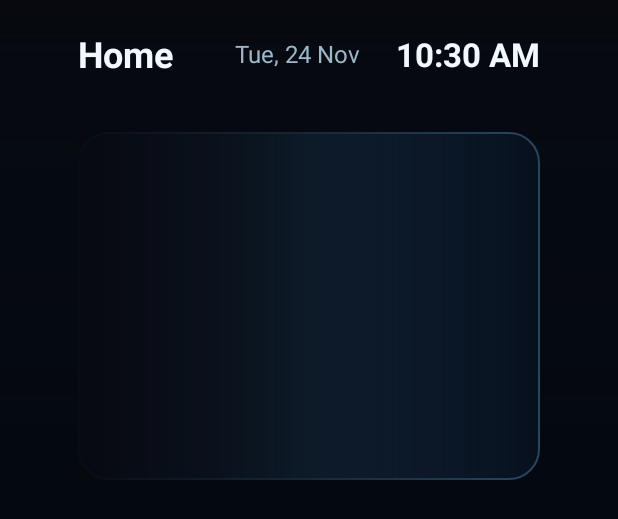
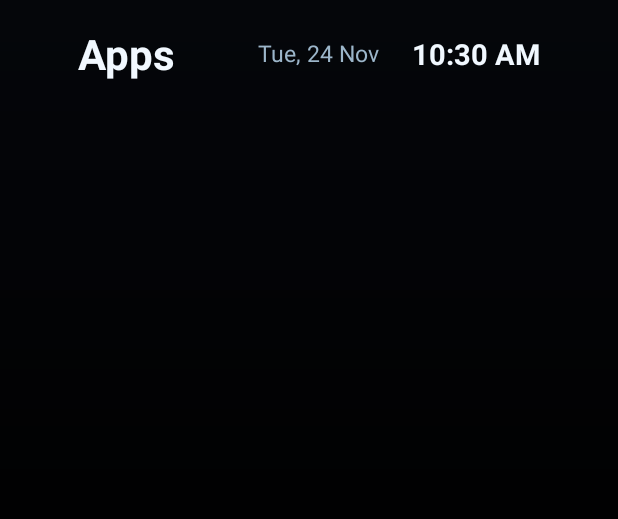
Before and after one commit to ItzmrRohxn/GoogleTV-Home, an Android app: the layout activity_main.xml on its own in the app's theme, with its tools: preview values and no code run, on a phone screen of 412 x 824 dp. Shown: the top 519 px of the screen. Run offline under Robolectric (Android 15) with nearby library versions, the phone set to English and light mode, and no system bars.

Commit message:
Redesign home screen with clean Apple TV-inspired dark layout

```diff
--- a/app/src/main/res/layout/activity_main.xml
+++ b/app/src/main/res/layout/activity_main.xml
@@ -1,149 +1,43 @@
 <?xml version="1.0" encoding="utf-8"?>
 <FrameLayout xmlns:android="http://schemas.android.com/apk/res/android"
-    android:layout_width="match_parent"
-    android:layout_height="match_parent"
+    android:layout_width="match_parent" android:layout_height="match_parent"
     android:background="@color/bg">
-
-    <ImageView
-        android:id="@+id/wallpaper"
-        android:layout_width="match_parent"
-        android:layout_height="match_parent"
-        android:importantForAccessibility="no"
-        android:scaleType="centerCrop" />
-
-    <View
-        android:layout_width="match_parent"
-        android:layout_height="match_parent"
+    <ImageView android:id="@+id/wallpaper" android:layout_width="match_parent"
+        android:layout_height="match_parent" android:background="#FF000000"
+        android:importantForAccessibility="no" android:scaleType="centerCrop" />
+    <View android:layout_width="match_parent" android:layout_height="match_parent"
         android:background="@drawable/scrim_wallpaper" />
-
-    <ScrollView
-        android:id="@+id/scroll"
-        android:layout_width="match_parent"
-        android:layout_height="match_parent"
-        android:clipChildren="false"
-        android:clipToPadding="false"
-        android:fadingEdge="none"
-        android:overScrollMode="never"
-        android:scrollbars="none">
-
-        <LinearLayout
-            android:id="@+id/content"
-            android:layout_width="match_parent"
-            android:layout_height="wrap_content"
-            android:clipChildren="false"
-            android:clipToPadding="false"
-            android:orientation="vertical"
-            android:paddingBottom="120dp"
-            android:paddingTop="88dp">
-
-            <!-- Featured banner. Everything below it (the rows) is added from Java. -->
-            <FrameLayout
-                android:id="@+id/banner"
-                android:layout_width="match_parent"
-                android:layout_height="232dp"
-                android:layout_marginLeft="@dimen/screen_margin"
-                android:layout_marginRight="@dimen/screen_margin"
-                android:background="@drawable/bg_banner"
-                android:clickable="true"
-                android:focusable="true"
-                android:foreground="@drawable/fg_banner_focus">
-
-                <ImageView
-                    android:id="@+id/banner_image"
-                    android:layout_width="match_parent"
-                    android:layout_height="match_parent"
-                    android:importantForAccessibility="no"
-                    android:scaleType="centerCrop" />
-
-                <View
-                    android:layout_width="match_parent"
-                    android:layout_height="match_parent"
-                    android:background="@drawable/scrim_banner" />
-
-                <LinearLayout
-                    android:layout_width="wrap_content"
-                    android:layout_height="match_parent"
-                    android:gravity="center_vertical"
-                    android:orientation="vertical"
-                    android:paddingLeft="36dp"
-                    android:paddingRight="36dp">
-
-                    <ImageView
-                        android:id="@+id/banner_icon"
-                        android:layout_width="64dp"
-                        android:layout_height="64dp"
-                        android:layout_marginBottom="12dp"
-                        android:importantForAccessibility="no"
-                        android:scaleType="fitCenter"
-                        android:visibility="gone" />
-
-                    <TextView
-                        android:id="@+id/banner_title"
-                        android:layout_width="wrap_content"
-                        android:layout_height="wrap_content"
-                        android:maxWidth="520dp"
-                        android:maxLines="1"
-                        android:ellipsize="end"
-                        android:textColor="@color/text_primary"
-                        android:textSize="34sp"
-                        android:textStyle="bold" />
-
-                    <TextView
-                        android:id="@+id/banner_subtitle"
-                        android:layout_width="wrap_content"
-                        android:layout_height="wrap_content"
-                        android:layout_marginTop="6dp"
-                        android:maxWidth="520dp"
-                        android:maxLines="2"
-                        android:ellipsize="end"
-                        android:textColor="@color/text_secondary"
-                        android:textSize="16sp" />
-                </LinearLayout>
-            </FrameLayout>
+    <ScrollView android:id="@+id/scroll" android:layout_width="match_parent"
+        android:layout_height="match_parent" android:clipChildren="false"
+        android:clipToPadding="false" android:fadingEdge="none"
+        android:overScrollMode="never" android:scrollbars="none">
+        <LinearLayout android:id="@+id/content" android:layout_width="match_parent"
+            android:layout_height="wrap_content" android:clipChildren="false"
+            android:clipToPadding="false" android:orientation="vertical"
+            android:paddingBottom="96dp" android:paddingTop="88dp">
+            <FrameLayout android:id="@+id/banner" android:layout_width="match_parent"
+                android:layout_height="0dp" android:visibility="gone"
+                android:clickable="false" android:focusable="false" />
         </LinearLayout>
     </ScrollView>
-
-    <!-- Top bar (title + date + clock), drawn over the scrolling content. Never focusable. -->
-    <FrameLayout
-        android:layout_width="match_parent"
-        android:layout_height="72dp"
-        android:background="@drawable/scrim_header">
-
-        <TextView
-            android:layout_width="wrap_content"
-            android:layout_height="wrap_content"
+    <FrameLayout android:layout_width="match_parent" android:layout_height="72dp"
+        android:background="@android:color/transparent">
+        <TextView android:layout_width="wrap_content" android:layout_height="wrap_content"
             android:layout_gravity="center_vertical|left"
-            android:layout_marginLeft="@dimen/screen_margin"
-            android:text="Home"
-            android:textColor="@color/text_primary"
-            android:textSize="24sp"
+            android:layout_marginLeft="@dimen/screen_margin" android:text="Apps"
+            android:textColor="@color/text_primary" android:textSize="28sp"
             android:textStyle="bold" />
-
-        <LinearLayout
-            android:layout_width="wrap_content"
-            android:layout_height="wrap_content"
+        <LinearLayout android:layout_width="wrap_content" android:layout_height="wrap_content"
             android:layout_gravity="center_vertical|right"
             android:layout_marginRight="@dimen/screen_margin"
-            android:gravity="center_vertical"
-            android:orientation="horizontal">
-
-            <TextClock
-                android:layout_width="wrap_content"
-                android:layout_height="wrap_content"
-                android:format12Hour="EEE, d MMM"
-                android:format24Hour="EEE, d MMM"
-                android:textColor="@color/text_secondary"
-                android:textSize="16sp" />
-
-            <TextClock
-                android:layout_width="wrap_content"
-                android:layout_height="wrap_content"
-                android:layout_marginLeft="24dp"
-                android:format12Hour="h:mm a"
-                android:format24Hour="HH:mm"
-                android:textColor="@color/text_primary"
-                android:textSize="22sp"
-                android:textStyle="bold" />
+            android:gravity="center_vertical" android:orientation="horizontal">
+            <TextClock android:layout_width="wrap_content" android:layout_height="wrap_content"
+                android:format12Hour="EEE, d MMM" android:format24Hour="EEE, d MMM"
+                android:textColor="@color/text_secondary" android:textSize="15sp" />
+            <TextClock android:layout_width="wrap_content" android:layout_height="wrap_content"
+                android:layout_marginLeft="22dp" android:format12Hour="h:mm a"
+                android:format24Hour="HH:mm" android:textColor="@color/text_primary"
+                android:textSize="19sp" android:textStyle="bold" />
         </LinearLayout>
     </FrameLayout>
 </FrameLayout>
```
